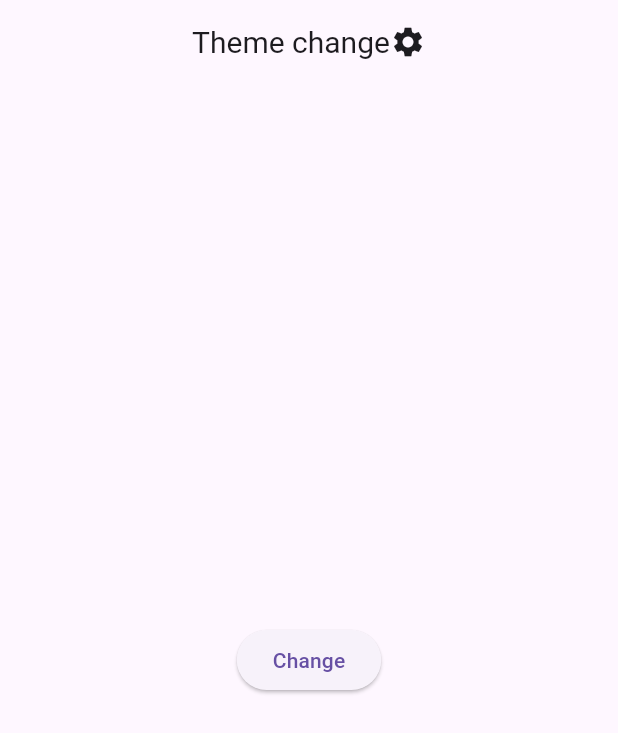
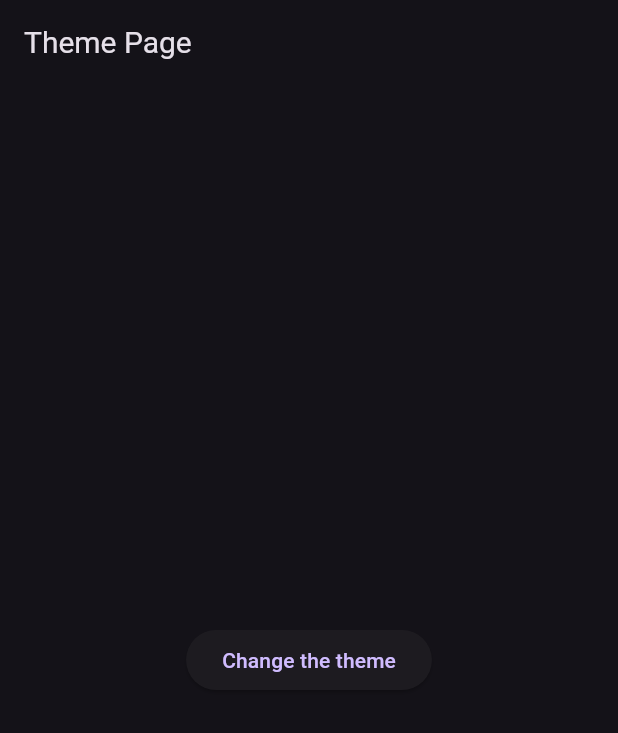
Before and after one commit to tareq737/tutorial_projects, a Flutter app: the screen it shows after launch, on a phone screen of 412 x 824 dp. Shown: the top 733 px of the screen. Run offline on Flutter 3.47's test engine with Material 3 defaults, Android fonts, the light colour scheme and no system bars.

Commit message:
add change theme

```diff
--- /dev/null
+++ b/devtools_options.yaml
@@ -0,0 +1,3 @@
+description: This file stores settings for Dart & Flutter DevTools.
+documentation: https://docs.flutter.dev/tools/devtools/extensions#configure-extension-enablement-states
+extensions:
--- a/lib/Pages/home_page.dart
+++ b/lib/Pages/home_page.dart
@@ -1,25 +1,28 @@
 import 'package:flutter/material.dart';
+import 'package:provider/provider.dart';
+import 'package:tutorial_theme_provider/Provider/theme_provider.dart';
 
 class HomePage extends StatelessWidget {
   const HomePage({super.key});
 
   @override
   Widget build(BuildContext context) {
+    final provider = Provider.of<ThemeProvider>(context);
+
     return Scaffold(
       appBar: AppBar(
-        title: Row(
-          mainAxisAlignment: MainAxisAlignment.center,
-          children: [
-            Text(
-              "Theme change",
-              style: TextStyle(fontSize: 20),
-            ),
-            Icon(Icons.settings),
-          ],
+        title: Text(
+          "Theme Page",
+          style: TextStyle(fontSize: 20),
         ),
       ),
-      body:  Center(
-        child: ElevatedButton(onPressed:(){} ,child: Text("Change"),),
+      body: Center(
+        child: ElevatedButton(
+          onPressed: () {
+            provider.toggleTheme();
+          },
+          child: Text("Change the theme"),
+        ),
       ),
     );
   }
--- a/lib/main.dart
+++ b/lib/main.dart
@@ -1,4 +1,5 @@
 import 'package:flutter/material.dart';
+import 'package:provider/provider.dart';
 import 'package:tutorial_theme_provider/Pages/home_page.dart';
 import 'package:tutorial_theme_provider/Provider/theme_provider.dart';
 
@@ -11,9 +12,15 @@ class MyApp extends StatelessWidget {
 
   @override
   Widget build(BuildContext context) {
-    return MaterialApp(
-      theme: ThemeData.light(),
-      home: HomePage(),
+    return ChangeNotifierProvider(
+      create: (context) => ThemeProvider(),
+      builder: (context, child) {
+        final provider = Provider.of<ThemeProvider>(context);
+        return MaterialApp(
+          theme: provider.theme,
+          home: HomePage(),
+        );
+      },
     );
   }
 }
--- a/pubspec.yaml
+++ b/pubspec.yaml
@@ -35,6 +35,7 @@ dependencies:
   # The following adds the Cupertino Icons font to your application.
   # Use with the CupertinoIcons class for iOS style icons.
   cupertino_icons: ^1.0.6
+  provider: ^6.1.2
 
 dev_dependencies:
   flutter_test:
```
Also changed, not shown: pubspec.lock.
